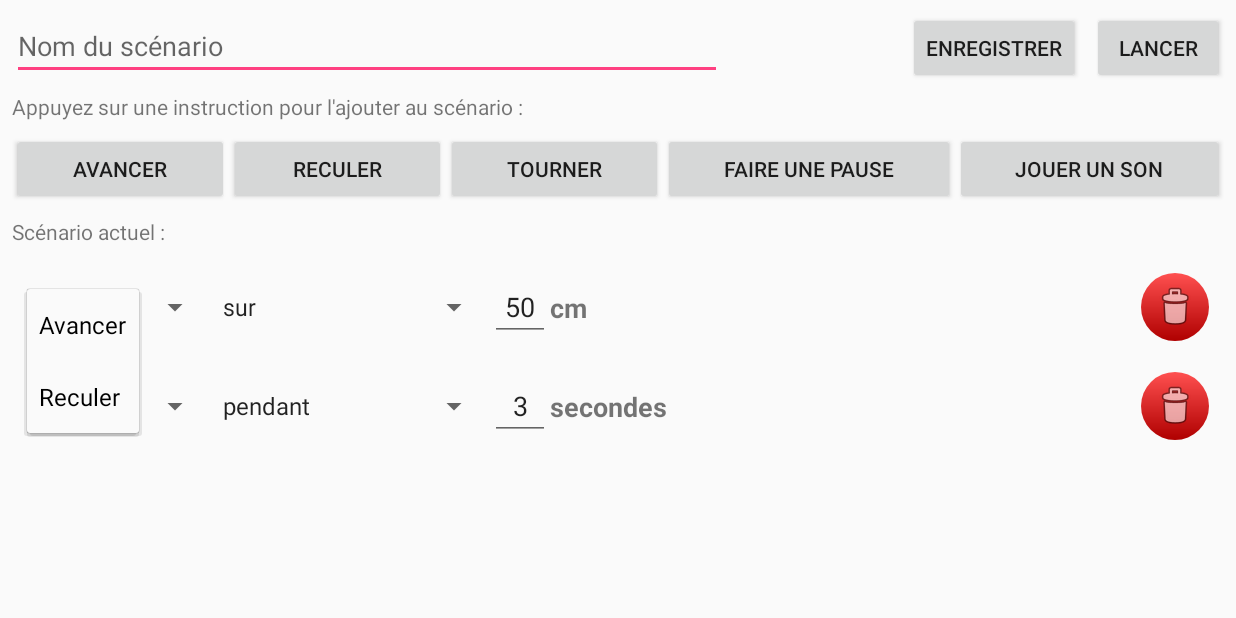
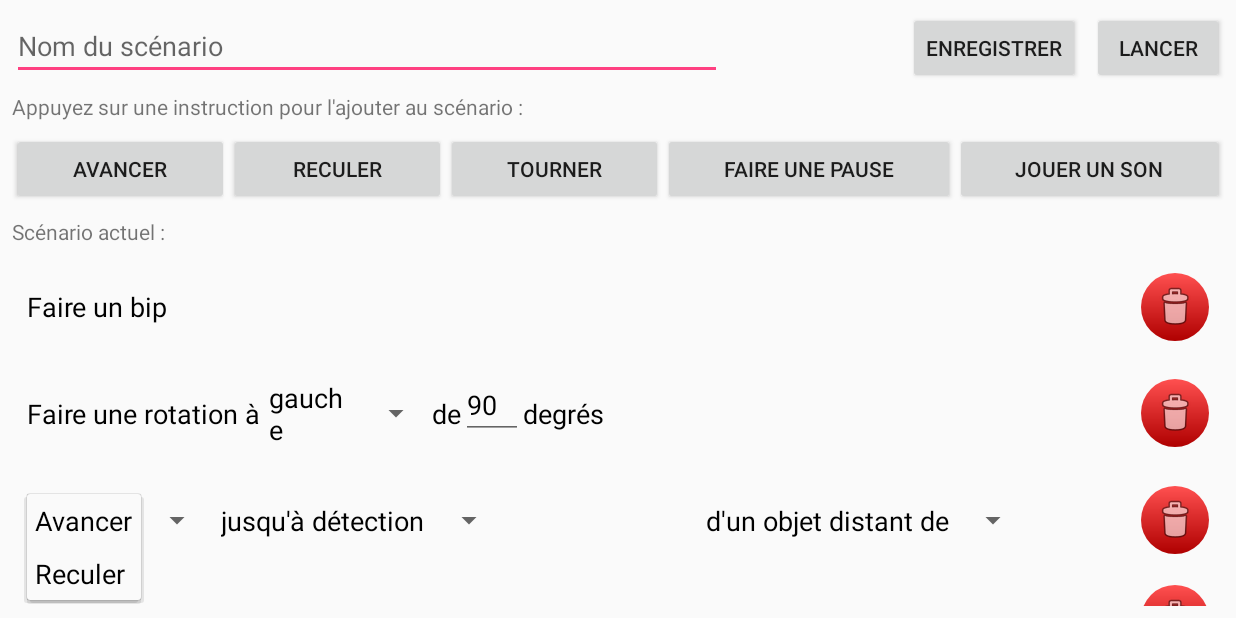
Before and after one commit to Christopher-Gst/EV3Controller, an Android app: the screen it shows after launch (ScenarioActivity), after a tap on "Avancer", on a phone screen of 824 x 412 dp (held sideways). Run offline under Robolectric (Android 15) with nearby library versions, the phone set to English and light mode, and no system bars.

Commit message:
Première version fonctionnelle du RecyclerView (juste l'affichage intelligent des étapes d'un scénario)

```diff
--- a/app/src/main/java/com/cgest/ev3controller/RecyclerViewAdapterScenario.java
+++ b/app/src/main/java/com/cgest/ev3controller/RecyclerViewAdapterScenario.java
@@ -1,5 +1,6 @@
 package com.cgest.ev3controller;
 
+import android.app.ActionBar;
 import android.app.Activity;
 import android.content.Context;
 import android.os.Handler;
@@ -8,6 +9,7 @@ import android.util.Log;
 import android.view.LayoutInflater;
 import android.view.View;
 import android.view.ViewGroup;
+import android.widget.AdapterView;
 import android.widget.ArrayAdapter;
 import android.widget.EditText;
 import android.widget.Spinner;
@@ -21,6 +23,10 @@ import com.cgest.ev3controller.capteur.Couleur;
 import com.cgest.ev3controller.scenario.Etape;
 import com.cgest.ev3controller.scenario.EtapeAvancer;
 import com.cgest.ev3controller.scenario.EtapeAvancerReculer;
+import com.cgest.ev3controller.scenario.EtapeMusique;
+import com.cgest.ev3controller.scenario.EtapePause;
+import com.cgest.ev3controller.scenario.EtapeReculer;
+import com.cgest.ev3controller.scenario.EtapeRotation;
 import com.cgest.ev3controller.scenario.Scenario;
 
 import java.util.ArrayList;
@@ -29,6 +35,8 @@ public class RecyclerViewAdapterScenario extends RecyclerView.Adapter<RecyclerVi
 
     private Scenario scenario;
     private Activity activity;
+
+    private boolean premiereSelectionDeDUneCouleurFaite = false;
 
     // Provide a suitable constructor (depends on the kind of dataset)
     public RecyclerViewAdapterScenario(Activity activity) {
@@ -76,49 +84,40 @@ public class RecyclerViewAdapterScenario extends RecyclerView.Adapter<RecyclerVi
                 if (((EtapeAvancerReculer) etape).getCapteur() == null) {
                     // On sélection la contrainte "pendant" ou "sur" du spinner.
                     viewHolder0.spinnerEtapeMouvementContrainte.setSelection(((EtapeAvancerReculer) etape).getUnite() == EtapeAvancerReculer.SECONDES ? 0 : 1);
-                    // On cache tout ce qui concerne les capteurs.
-                    viewHolder0.spinnerEtapeMouvementCapteur.setVisibility(View.INVISIBLE);
-                    viewHolder0.spinnerEtapeMouvementCouleur.setVisibility(View.INVISIBLE);
-                    viewHolder0.editTEtapeMouvementDistance.setVisibility(View.INVISIBLE);
-                    viewHolder0.textVEtapeMouvementDistance.setVisibility(View.INVISIBLE);
                     // On affiche la durée ou la distance avec la bonne unité.
-                    viewHolder0.editTEtapeMouvementValeur.setVisibility(View.VISIBLE);
-                    viewHolder0.textVEtapeMouvementUnite.setVisibility(View.VISIBLE);
                     viewHolder0.editTEtapeMouvementValeur.setText(String.valueOf(((EtapeAvancerReculer) etape).getValeur()));
                     viewHolder0.textVEtapeMouvementUnite.setText(((EtapeAvancerReculer) etape).getUnite() == EtapeAvancerReculer.CM ? "cm" : "secondes");
                 } else { // Sinon le robot doit se déplacer jusqu'à une détection.
                     // On sélection la contrainte "jusqu'à détection" du spinner.
                     viewHolder0.spinnerEtapeMouvementContrainte.setSelection(2);
-                    // On cache ce qui concerne une distance ou une durée.
-                    viewHolder0.editTEtapeMouvementValeur.setVisibility(View.INVISIBLE);
-                    viewHolder0.textVEtapeMouvementUnite.setVisibility(View.INVISIBLE);
-                    // On affiche tout ce qui concerne les capteurs.
-                    // D'abord, on cache tous les champs de capteur (ex : distance, couleurs, ...)
-                    viewHolder0.spinnerEtapeMouvementCouleur.setVisibility(View.INVISIBLE);
-                    viewHolder0.textVEtapeMouvementDistance.setVisibility(View.INVISIBLE);
-                    viewHolder0.editTEtapeMouvementDistance.setVisibility(View.INVISIBLE);
                     // On sélection le bon capteur dans le spinner et on remplit les vues spécifiques à chaque capteur.
                     Capteur capteur = ((EtapeAvancerReculer) etape).getCapteur();
                     if (capteur instanceof CapteurCouleur) {
                         viewHolder0.spinnerEtapeMouvementCapteur.setSelection(0);
                         // On remplit le spinner de couleur et on l'affiche.
                         viewHolder0.spinnerEtapeMouvementCouleur.setSelection(((CapteurCouleur) capteur).getCouleur().getIdInEnum());
-                        viewHolder0.spinnerEtapeMouvementCouleur.setVisibility(View.VISIBLE);
                     } else if (capteur instanceof CapteurToucher)
                         viewHolder0.spinnerEtapeMouvementCapteur.setSelection(1);
                     else if (capteur instanceof CapteurProximite) {
                         viewHolder0.spinnerEtapeMouvementCapteur.setSelection(2);
                         // On remplit le champ de distance et on l'affiche (en plus de "cm").
-                        viewHolder0.editTEtapeMouvementDistance.setText(((CapteurProximite) capteur).getDistanceDetection());
-                        viewHolder0.editTEtapeMouvementDistance.setVisibility(View.VISIBLE);
-                        viewHolder0.textVEtapeMouvementDistance.setVisibility(View.VISIBLE);
+                        viewHolder0.editTEtapeMouvementDistance.setText(Integer.toString(((CapteurProximite) capteur).getDistanceDetection()));
                     }
                 }
                 break;
 
+            case 1:
+                ViewHolderEtapeRotation viewHolder1 = (ViewHolderEtapeRotation) holder;
+
+                // On affiche la durée de la pause.
+                viewHolder1.spinnerEtapeRotationSens.setSelection(((EtapeRotation) etape).getSens() == EtapeRotation.DROITE ? 0 : 1);
+                viewHolder1.editTEtapeRotationDegres.setText(Integer.toString(((EtapeRotation) etape).getDegres()));
+                break;
+
             case 2:
-                ViewHolderEtapeRotation viewHolder2 = (ViewHolderEtapeRotation) holder;
-                break;
+                ViewHolderEtapePause viewHolder2 = (ViewHolderEtapePause) holder;
+
+                viewHolder2.editTEtapePauseTemps.setText(Integer.toString(((EtapePause) etape).getDuree()));
         }
     }
 
@@ -127,6 +126,21 @@ public class RecyclerViewAdapterScenario extends RecyclerView.Adapter<RecyclerVi
     public int getItemCount() {
         Log.e("liste", String.valueOf(scenario.getEtapes().size()));
         return scenario.getEtapes().size();
+    }
+
+    @Override
+    public int getItemViewType(int position) {
+        Etape etape = scenario.getEtapes().get(position);
+        if (etape instanceof EtapeAvancer || etape instanceof EtapeReculer) {
+            return 0;
+        } else if (etape instanceof EtapeRotation) {
+            return 1;
+        } else if (etape instanceof EtapePause) {
+            return 2;
+        } else if (etape instanceof EtapeMusique) {
+            return 3;
+        }
+        return -1;
     }
 
     public class ViewHolderEtapeMouvement extends RecyclerView.ViewHolder {
@@ -152,13 +166,80 @@ public class RecyclerViewAdapterScenario extends RecyclerView.Adapter<RecyclerVi
             editTEtapeMouvementDistance = itemView.findViewById(R.id.editTEtapeMouvementDistance);
             textVEtapeMouvementDistance = itemView.findViewById(R.id.textVEtapeMouvementDistance);
 
+            // On contrôle la cohérence de l'interface au fur et à mesure que l'utilisateur manipule les spinners.
+
+            // Sélection sur le spinner de contrainte de mouvement.
+            spinnerEtapeMouvementContrainte.setOnItemSelectedListener(new AdapterView.OnItemSelectedListener() {
+                @Override
+                public void onItemSelected(AdapterView<?> adapterView, View view, int i, long l) {
+                    // Si l'utilisateur sélectionne "pendant" ou "sur"...
+                    if (i == 0 || i == 1) {
+                        // On cache tout ce qui concerne les capteurs.
+                        spinnerEtapeMouvementCapteur.setVisibility(View.INVISIBLE);
+                        spinnerEtapeMouvementCouleur.setVisibility(View.INVISIBLE);
+                        editTEtapeMouvementDistance.setVisibility(View.INVISIBLE);
+                        textVEtapeMouvementDistance.setVisibility(View.INVISIBLE);
+                        // On affiche le champs de valeur et d'unité.
+                        textVEtapeMouvementUnite.setVisibility(View.VISIBLE);
+                        editTEtapeMouvementValeur.setVisibility(View.VISIBLE);
+                        // On affiche la bonne unité.
+                        textVEtapeMouvementUnite.setText(i == 0 ? "secondes" : "cm");
+                    } else if (i == 2) { // Sinon, s'il sélectionne "jusqu'à détection"...
+                        // On affiche le spinner de sélection d'un capteur.
+                        spinnerEtapeMouvementCapteur.setVisibility(View.VISIBLE);
+                        // On affiche le spinner de sélection d'une couleur seulement si le capteur utilisé est celui de couleur.
+                        spinnerEtapeMouvementCouleur.setVisibility((spinnerEtapeMouvementCapteur.getSelectedItemPosition() == 0) ? View.VISIBLE : View.INVISIBLE);
+                        // On cache le champs de valeur et d'unité.
+                        textVEtapeMouvementUnite.setVisibility(View.INVISIBLE);
+                        editTEtapeMouvementValeur.setVisibility(View.INVISIBLE);
+                    }
+                }
+
+                @Override
+                public void onNothingSelected(AdapterView<?> adapterView) {
+
+                }
+            });
+
+            // Sélection sur le spinner de choix de capteur.
+            spinnerEtapeMouvementCapteur.setOnItemSelectedListener(new AdapterView.OnItemSelectedListener() {
+                @Override
+                public void onItemSelected(AdapterView<?> adapterView, View view, int i, long l) {
+                    if (i == 0) { // Détection d'un couleur.
+                        // On affiche le spinner de couleur.
+                        spinnerEtapeMouvementCouleur.setVisibility(View.VISIBLE);
+                        // On cache ce qui concerne les autres capteurs.
+                        editTEtapeMouvementDistance.setVisibility(View.INVISIBLE);
+                        textVEtapeMouvementDistance.setVisibility(View.INVISIBLE);
+                    } else if (i == 1) {// Détection du toucher.
+                        // On cache ce qui concerne TOUS les capteurs.
+                        spinnerEtapeMouvementCouleur.setVisibility(View.INVISIBLE);
+                        editTEtapeMouvementDistance.setVisibility(View.INVISIBLE);
+                        textVEtapeMouvementDistance.setVisibility(View.INVISIBLE);
+                        spinnerEtapeMouvementCouleur.setVisibility(View.INVISIBLE);
+                    } else if (i == 2) {// Détection d'un object à proximité.
+                        // On affiche la distance et "cm" par défaut sur 20cm.
+                        editTEtapeMouvementDistance.setVisibility(View.VISIBLE);
+                        editTEtapeMouvementDistance.setText("20");
+                        textVEtapeMouvementDistance.setVisibility(View.VISIBLE);
+                        // On cache ce qui concerne les autres capteurs.
+                        spinnerEtapeMouvementCouleur.setVisibility(View.INVISIBLE);
+                    }
+                }
+
+                @Override
+                public void onNothingSelected(AdapterView<?> adapterView) {
+
+                }
+            });
+
             // On remplit le spinner de choix de sens de mouvement avec "Avancer" et "Reculer".
             ArrayList<String> sens = new ArrayList<>();
             sens.add("Avancer");
             sens.add("Reculer");
             ArrayAdapter<String> dataAdapter = new ArrayAdapter<String>(activity,
-                    android.R.layout.simple_spinner_item, sens);
-            dataAdapter.setDropDownViewResource(android.R.layout.simple_spinner_dropdown_item);
+                    R.layout.spinner_item, sens);
+            dataAdapter.setDropDownViewResource(R.layout.spinner_item);
             spinnerEtapeMouvementTypeDeMouvement.setAdapter(dataAdapter);
 
             // On remplit le spinner de choix de contrainte de déplacement ("pendant", 'sur", "jusqu'à détection").
@@ -167,8 +248,8 @@ public class RecyclerViewAdapterScenario extends RecyclerView.Adapter<RecyclerVi
             contraintes.add("sur");
             contraintes.add("jusqu'à détection");
             ArrayAdapter<String> dataAdapter2 = new ArrayAdapter<String>(activity,
-                    android.R.layout.simple_spinner_item, contraintes);
-            dataAdapter2.setDropDownViewResource(android.R.layout.simple_spinner_dropdown_item);
+                    R.layout.spinner_item, contraintes);
+            dataAdapter2.setDropDownViewResource(R.layout.spinner_item);
             spinnerEtapeMouvementContrainte.setAdapter(dataAdapter2);
 
             // On remplit le spinner de choix de capteur.
@@ -177,15 +258,16 @@ public class RecyclerViewAdapterScenario extends RecyclerView.Adapter<RecyclerVi
             capteurs.add("d'un toucher");
             capteurs.add("d'un objet distant de");
             ArrayAdapter<String> dataAdapter3 = new ArrayAdapter<String>(activity,
-                    android.R.layout.simple_spinner_item, capteurs);
-            dataAdapter3.setDropDownViewResource(android.R.layout.simple_spinner_dropdown_item);
+                    R.layout.spinner_item, capteurs);
+            dataAdapter3.setDropDownViewResource(R.layout.spinner_item);
             spinnerEtapeMouvementCapteur.setAdapter(dataAdapter3);
 
             // On remplit le spinner des couleurs.
             ArrayAdapter<Couleur> dataAdapter4 = new ArrayAdapter<Couleur>(activity,
-                    android.R.layout.simple_spinner_item, Couleur.values());
-            dataAdapter4.setDropDownViewResource(android.R.layout.simple_spinner_dropdown_item);
+                    R.layout.spinner_item, Couleur.values());
+            dataAdapter4.setDropDownViewResource(R.layout.spinner_item);
             spinnerEtapeMouvementCouleur.setAdapter(dataAdapter4);
+
         }
 
     }
@@ -200,6 +282,15 @@ public class RecyclerViewAdapterScenario extends RecyclerView.Adapter<RecyclerVi
 
             spinnerEtapeRotationSens = itemView.findViewById(R.id.spinnerEtapeRotationSens);
             editTEtapeRotationDegres = itemView.findViewById(R.id.editTEtapeRotationDegres);
+
+            // On remplit le spinner de choix du sens de rotation ("droite", "gauche").
+            ArrayList<String> sens = new ArrayList<>();
+            sens.add("droite");
+            sens.add("gauche");
+            ArrayAdapter<String> dataAdapter2 = new ArrayAdapter<String>(activity,
+                    R.layout.spinner_item, sens);
+            dataAdapter2.setDropDownViewResource(R.layout.spinner_item);
+            spinnerEtapeRotationSens.setAdapter(dataAdapter2);
         }
 
     }
@@ -224,5 +315,14 @@ public class RecyclerViewAdapterScenario extends RecyclerView.Adapter<RecyclerVi
 
     }
 
+    private void hideView(TextView view) {
+        view.setVisibility(View.INVISIBLE);
+        view.setWidth(0);
+    }
+
+    private void showView(TextView view) {
+        view.setVisibility(View.VISIBLE);
+        view.setWidth(ViewGroup.LayoutParams.WRAP_CONTENT);
+    }
 
 }
--- a/app/src/main/java/com/cgest/ev3controller/ScenarioActivity.java
+++ b/app/src/main/java/com/cgest/ev3controller/ScenarioActivity.java
@@ -12,8 +12,16 @@ import android.view.View;
 import android.widget.Button;
 import android.widget.EditText;
 
+import com.cgest.ev3controller.capteur.CapteurCouleur;
+import com.cgest.ev3controller.capteur.CapteurProximite;
+import com.cgest.ev3controller.capteur.CapteurToucher;
+import com.cgest.ev3controller.capteur.Couleur;
 import com.cgest.ev3controller.scenario.EtapeAvancer;
+import com.cgest.ev3controller.scenario.EtapeAvancerReculer;
+import com.cgest.ev3controller.scenario.EtapeMusique;
+import com.cgest.ev3controller.scenario.EtapePause;
 import com.cgest.ev3controller.scenario.EtapeReculer;
+import com.cgest.ev3controller.scenario.EtapeRotation;
 import com.cgest.ev3controller.scenario.Scenario;
 
 import java.io.IOException;
@@ -100,13 +108,14 @@ public class ScenarioActivity extends AppCompatActivity {
         initRecyclerView();
 
         sc = new Scenario();
-        sc.ajouterEtape(new EtapeAvancer(50, EtapeAvancer.CM));
-        sc.ajouterEtape(new EtapeReculer(3, EtapeAvancer.SECONDES));
-        //sc.ajouterEtape(new EtapeMusique());
-        //sc.ajouterEtape(new EtapeRotation(90, EtapeRotation.GAUCHE));
-        //sc.ajouterEtape(new EtapeAvancer(new CapteurProximite(30)));
-        //sc.ajouterEtape(new EtapeMusique());
-        //sc.ajouterEtape(new EtapeReculer(20, EtapeReculer.CM, new CapteurToucher()));
+        sc.ajouterEtape(new EtapeMusique());
+        sc.ajouterEtape(new EtapeRotation(EtapeRotation.GAUCHE, 90));
+        sc.ajouterEtape(new EtapeAvancer(new CapteurProximite(30)));
+        sc.ajouterEtape(new EtapePause(30));
+        sc.ajouterEtape(new EtapeReculer(new CapteurToucher()));
+        sc.ajouterEtape(new EtapeAvancer(40, EtapeAvancerReculer.CM));
+        sc.ajouterEtape(new EtapeAvancer(30, EtapeAvancerReculer.SECONDES));
+        sc.ajouterEtape(new EtapeAvancer(new CapteurCouleur(Couleur.ORANGE)));
 
         adapter.setScenario(sc);
     }
--- a/app/src/main/java/com/cgest/ev3controller/scenario/EtapePause.java
+++ b/app/src/main/java/com/cgest/ev3controller/scenario/EtapePause.java
@@ -2,14 +2,18 @@ package com.cgest.ev3controller.scenario;
 
 public class EtapePause extends Etape {
 
-    private int temps;
+    private int duree;
 
-    public EtapePause(int temps) {
-        this.temps = temps;
+    public EtapePause(int duree) {
+        this.duree = duree;
     }
 
     @Override
     public String getCode() {
-        return "P." + temps;
+        return "P." + duree;
+    }
+
+    public int getDuree() {
+        return duree;
     }
 }
--- a/app/src/main/java/com/cgest/ev3controller/scenario/EtapeRotation.java
+++ b/app/src/main/java/com/cgest/ev3controller/scenario/EtapeRotation.java
@@ -18,4 +18,13 @@ public class EtapeRotation extends Etape {
     public String getCode() {
         return "ROT." + sens + "." + degres;
     }
+
+    public int getSens() {
+        return sens;
+    }
+
+    public int getDegres() {
+        return degres;
+    }
+
 }
--- a/app/src/main/res/layout/layout_etape_avancer_reculer.xml
+++ b/app/src/main/res/layout/layout_etape_avancer_reculer.xml
@@ -12,8 +12,8 @@
         android:layout_centerVertical="true"
         android:layout_toEndOf="@+id/editTEtapeMouvementValeur"
         android:text="seconde(s)"
-        android:textSize="18sp"
-        android:textStyle="bold" />
+        android:textColor="#000000"
+        android:textSize="18sp" />
 
     <EditText
         android:id="@+id/editTEtapeMouvementValeur"
@@ -25,6 +25,7 @@
         android:inputType="number"
         android:text="60"
         android:textAlignment="center"
+        android:textColor="#000000"
         android:textSize="18sp" />
 
     <Spinner
@@ -32,14 +33,18 @@
         android:layout_width="wrap_content"
         android:layout_height="wrap_content"
         android:layout_centerVertical="true"
-        android:layout_toEndOf="@+id/spinnerEtapeMouvementCapteur" />
+        android:layout_toEndOf="@+id/spinnerEtapeMouvementCapteur"
+        android:textColor="#000000"
+        android:textSize="18sp" />
 
     <Spinner
         android:id="@+id/spinnerEtapeMouvementCapteur"
         android:layout_width="wrap_content"
         android:layout_height="wrap_content"
         android:layout_centerVertical="true"
-        android:layout_toEndOf="@+id/textVEtapeMouvementUnite" />
+        android:layout_toEndOf="@+id/textVEtapeMouvementUnite"
+        android:textColor="#000000"
+        android:textSize="18sp" />
 
     <ImageButton
         android:id="@+id/imageBtnScenario_SupprimerEtape"
@@ -55,14 +60,18 @@
         android:layout_width="wrap_content"
         android:layout_height="wrap_content"
         android:layout_centerVertical="true"
-        android:layout_toEndOf="@+id/spinnerEtapeMouvementTypeDeMouvement" />
+        android:layout_toEndOf="@+id/spinnerEtapeMouvementTypeDeMouvement"
+        android:textColor="#000000"
+        android:textSize="18sp" />
 
     <Spinner
         android:id="@+id/spinnerEtapeMouvementTypeDeMouvement"
         android:layout_width="wrap_content"
         android:layout_height="wrap_content"
         android:layout_alignParentStart="true"
-        android:layout_centerVertical="true" />
+        android:layout_centerVertical="true"
+        android:textColor="#000000"
+        android:textSize="18sp" />
 
     <EditText
         android:id="@+id/editTEtapeMouvementDistance"
@@ -72,7 +81,9 @@
         android:layout_toEndOf="@+id/spinnerEtapeMouvementCouleur"
         android:ems="10"
         android:hint="distance"
-        android:inputType="number" />
+        android:inputType="number"
+        android:textColor="#000000"
+        android:textSize="18sp" />
 
     <TextView
         android:id="@+id/textVEtapeMouvementDistance"
@@ -81,6 +92,6 @@
         android:layout_centerVertical="true"
         android:layout_toEndOf="@+id/editTEtapeMouvementDistance"
         android:text="cm"
-        android:textSize="18sp"
-        android:textStyle="bold" />
+        android:textColor="#000000"
+        android:textSize="18sp" />
 </RelativeLayout>
--- a/app/src/main/res/layout/layout_etape_musique.xml
+++ b/app/src/main/res/layout/layout_etape_musique.xml
@@ -21,7 +21,7 @@
         android:layout_alignParentStart="true"
         android:layout_centerVertical="true"
         android:text="Faire un bip"
-        android:textSize="18sp"
-        android:textStyle="bold" />
+        android:textColor="#000000"
+        android:textSize="18sp" />
 
 </RelativeLayout>
--- a/app/src/main/res/layout/layout_etape_pause.xml
+++ b/app/src/main/res/layout/layout_etape_pause.xml
@@ -21,8 +21,8 @@
         android:layout_alignParentStart="true"
         android:layout_centerVertical="true"
         android:text="Faire une pause de"
-        android:textSize="18sp"
-        android:textStyle="bold" />
+        android:textColor="#000000"
+        android:textSize="18sp" />
 
     <TextView
         android:id="@+id/textView6"
@@ -31,8 +31,8 @@
         android:layout_centerVertical="true"
         android:layout_toEndOf="@+id/editTEtapePauseTemps"
         android:text="secondes"
-        android:textSize="18sp"
-        android:textStyle="bold" />
+        android:textColor="#000000"
+        android:textSize="18sp" />
 
     <EditText
         android:id="@+id/editTEtapePauseTemps"
@@ -42,6 +42,8 @@
         android:layout_toEndOf="@+id/textVScenarioRotation_Rotation2"
         android:ems="10"
         android:hint="temps"
-        android:inputType="textPersonName|number" />
+        android:inputType="number"
+        android:textColor="#000000"
+        android:textSize="18sp" />
 
 </RelativeLayout>
--- a/app/src/main/res/layout/layout_etape_rotation.xml
+++ b/app/src/main/res/layout/layout_etape_rotation.xml
@@ -21,8 +21,8 @@
         android:layout_alignParentStart="true"
         android:layout_centerVertical="true"
         android:text="Faire une rotation à"
-        android:textSize="18sp"
-        android:textStyle="bold" />
+        android:textColor="#000000"
+        android:textSize="18sp" />
 
     <TextView
         android:id="@+id/textView5"
@@ -32,8 +32,8 @@
         android:layout_centerVertical="true"
         android:layout_toEndOf="@+id/spinnerEtapeRotationSens"
         android:text="de"
-        android:textSize="18sp"
-        android:textStyle="bold" />
+        android:textColor="#000000"
+        android:textSize="18sp" />
 
     <EditText
         android:id="@+id/editTEtapeRotationDegres"
@@ -43,7 +43,9 @@
         android:layout_toEndOf="@+id/textView5"
         android:ems="10"
         android:inputType="number"
-        android:text="90" />
+        android:text="90"
+        android:textColor="#000000"
+        android:textSize="18sp" />
 
     <TextView
         android:id="@+id/textView6"
@@ -52,14 +54,16 @@
         android:layout_centerVertical="true"
         android:layout_toEndOf="@+id/editTEtapeRotationDegres"
         android:text="degrés"
-        android:textSize="18sp"
-        android:textStyle="bold" />
+        android:textColor="#000000"
+        android:textSize="18sp" />
 
     <Spinner
         android:id="@+id/spinnerEtapeRotationSens"
         android:layout_width="114dp"
         android:layout_height="wrap_content"
+        android:layout_centerVertical="true"
         android:layout_toEndOf="@+id/textVScenarioRotation_Rotation2"
-        android:layout_centerVertical="true"/>
+        android:textSize="18sp"
+        android:textColor="#000000"/>
 
 </RelativeLayout>
--- /dev/null
+++ b/app/src/main/res/layout/spinner_item.xml
@@ -0,0 +1,9 @@
+<?xml version="1.0" encoding="utf-8"?>
+
+<TextView xmlns:android="http://schemas.android.com/apk/res/android"
+    android:layout_width="match_parent"
+    android:layout_height="wrap_content"
+    android:gravity="left"
+    android:padding="5dip"
+    android:textColor="#000000"
+    android:textSize="18sp" />
```
